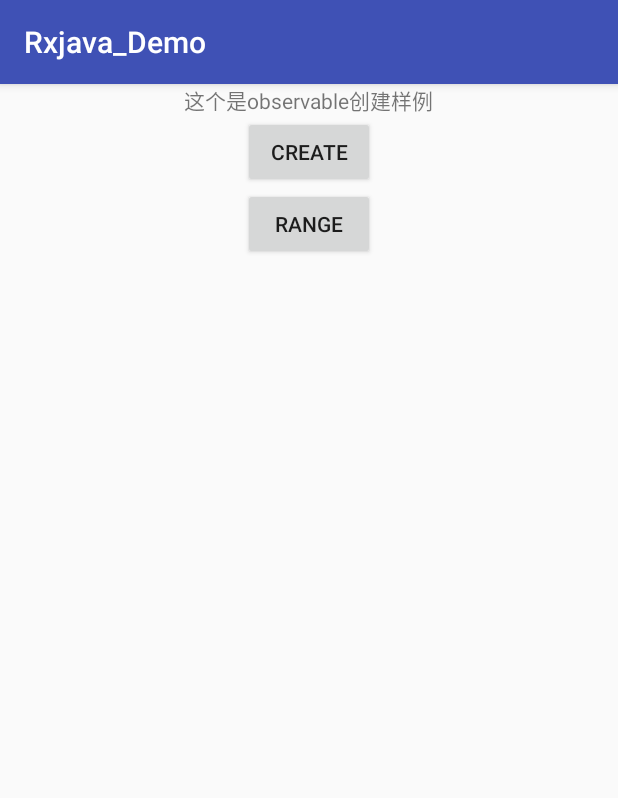
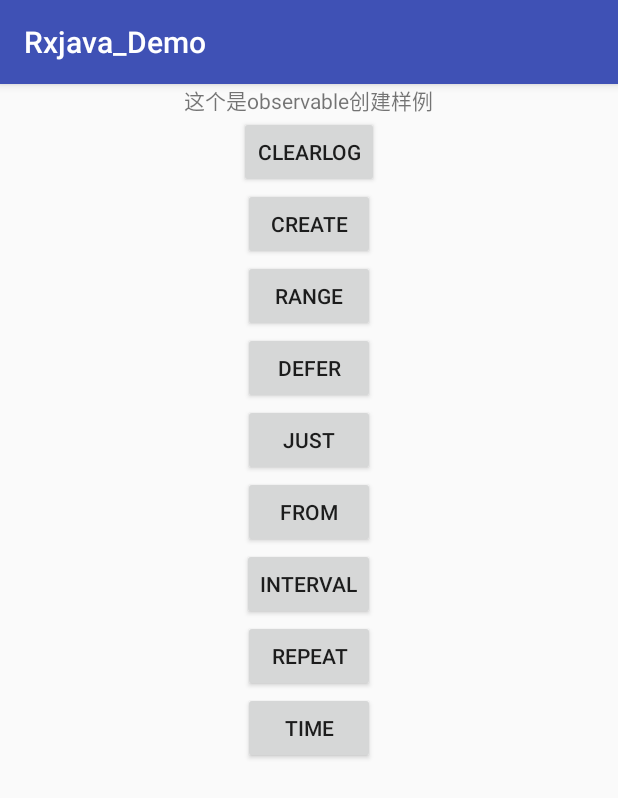
Before and after one commit to cslongjian/android_customview, an Android app: the fragment ObservableCreateFragment shown on its own in the app's theme, on a phone screen of 412 x 824 dp. Shown: the top 798 px of the screen. Run offline under Robolectric (Android 15) with nearby library versions, the phone set to English and light mode, and no system bars; libraries missing offline, so code that uses them is left out: rx.android.schedulers, rx.functions, rx.schedulers; 2 statements that could not run were skipped.

Commit message:
Observable的创建类似样例

```diff
--- a/Rxjava_Demo/app/src/main/java/com/rxjava/chenlongjian/rxjava_demo/fragment/ObservableCreateFragment.java
+++ b/Rxjava_Demo/app/src/main/java/com/rxjava/chenlongjian/rxjava_demo/fragment/ObservableCreateFragment.java
@@ -1,11 +1,13 @@
 package com.rxjava.chenlongjian.rxjava_demo.fragment;
 
 import android.content.Context;
+import android.content.Intent;
 import android.os.Bundle;
 import android.os.Handler;
 import android.os.Looper;
 import android.support.annotation.Nullable;
 import android.support.v4.app.Fragment;
+import android.support.v4.util.TimeUtils;
 import android.view.LayoutInflater;
 import android.view.View;
 import android.view.ViewGroup;
@@ -15,11 +17,14 @@ import android.widget.ListView;
 
 import com.rxjava.chenlongjian.rxjava_demo.R;
 
+import java.sql.Time;
 import java.util.ArrayList;
 import java.util.List;
 import java.util.Random;
+import java.util.concurrent.TimeUnit;
 
 import rx.Observable;
+import rx.Observer;
 import rx.Subscriber;
 import rx.Subscription;
 import rx.android.schedulers.AndroidSchedulers;
@@ -31,8 +36,15 @@ import rx.schedulers.Schedulers;
  */
 public class ObservableCreateFragment extends Fragment implements View.OnClickListener {
 
+    private Button mClearbtn;
     private Button createbtn;
     private Button mRangebtn;
+    private Button mDeferbtn;
+    private Button mJustbtn;
+    private Button mFrombtn;
+    private Button mIntervalbtn;
+    private Button mRepeatbtn;
+    private Button mTimebtn;
 
 
     private LogAdapter _adapter;
@@ -41,61 +53,44 @@ public class ObservableCreateFragment extends Fragment implements View.OnClickLi
 
     private Subscription mSubscription; //用于解绑
 
-    private Subscriber subscriber = new Subscriber() {
-        @Override
-        public void onCompleted() {
-            _log("触发结束条件,或者自动调用");
-        }
-
-        @Override
-        public void onError(Throwable e) {
-            _log(e.toString());
-        }
-
-        @Override
-        public void onNext(Object o) {
-            _log(o.toString());
-
-        }
-    };
-
-    private Subscriber mRangeSubscriber = new Subscriber() {
-        @Override
-        public void onCompleted() {
-            _log("触发结束条件,或者自动调用");
-        }
-
-        @Override
-        public void onError(Throwable e) {
-            _log(e.toString());
-        }
-
-        @Override
-        public void onNext(Object o) {
-            _log("range--:"+o.toString());
-
-        }
-    };
-
-
 
     @Nullable
     @Override
     public View onCreateView(LayoutInflater inflater, @Nullable ViewGroup container, @Nullable Bundle savedInstanceState) {
         View layout = inflater.inflate(R.layout.fragment_observablecreate, container, false);
-
         initView(layout);
-
         return  layout;
     }
 
     void initView(View view)
     {
+
+        mClearbtn = (Button)view.findViewById(R.id.clearlog);
+        mClearbtn.setOnClickListener(this);
+
         createbtn = (Button)view.findViewById(R.id.create);
         createbtn.setOnClickListener(this);
 
         mRangebtn = (Button)view.findViewById(R.id.range);
         mRangebtn.setOnClickListener(this);
+
+        mDeferbtn = (Button)view.findViewById(R.id.defer);
+        mDeferbtn.setOnClickListener(this);
+
+        mJustbtn = (Button)view.findViewById(R.id.just);
+        mJustbtn.setOnClickListener(this);
+
+        mFrombtn = (Button)view.findViewById(R.id.from);
+        mFrombtn.setOnClickListener(this);
+
+        mIntervalbtn = (Button)view.findViewById(R.id.interval);
+        mIntervalbtn.setOnClickListener(this);
+
+        mRepeatbtn = (Button)view.findViewById(R.id.repeat);
+        mRepeatbtn.setOnClickListener(this);
+
+        mTimebtn = (Button)view.findViewById(R.id.time);
+        mTimebtn.setOnClickListener(this);
 
         _logsList = (ListView)view.findViewById(R.id.log_list);
         _setupLogger();
@@ -105,24 +100,55 @@ public class ObservableCreateFragment extends Fragment implements View.OnClickLi
     public void onClick(View v) {
         switch (v.getId())
         {
+            case R.id.clearlog:
+                _clearLogger();
+                break;
+
             case R.id.create:
-                    mSubscription = createObserver()
+                mSubscription = createObservable()
                             .subscribeOn(Schedulers.io()) //设置跑在IO线程，属于后台操作
                             .observeOn(AndroidSchedulers.mainThread()) //设置跑在主线程，用于刷新UI
-                            .subscribe(subscriber);
+                            .subscribe(getObserver());
                 //不设置的情况下，都跑在主线程中。
 //                createObserver().subscribe(subscriber);
                 break;
+
             case R.id.range:
-                    mSubscription =  rangeObserver().subscribe(mRangeSubscriber);
+                mSubscription =  rangeObservable().subscribe(getObserver());
                 break;
+
+            case R.id.defer:
+                deferObservable().subscribe(getObserver());
+                break;
+
+            case R.id.just:
+                justObservable().subscribe(getObserver());
+                break;
+
+            case R.id.from:
+                fromObservable().subscribe(getObserver());
+                break;
+
+            case R.id.interval:
+                intervalObservable().subscribe(getObserver());
+                break;
+
+            case R.id.repeat:
+                repeatObservable().subscribe(getObserver());
+                break;
+
+            case R.id.time:
+                timeObservable().subscribe(getObserver());
+                break;
+
             default:
                 break;
         }
     }
 
 
-    private Observable<Integer> createObserver() {
+//    标准的create创建方式。内部要创建一个订阅者，用于通知
+    private Observable<Integer> createObservable() {
         return Observable.create(new Observable.OnSubscribe<Integer>() {
             @Override
             public void call(Subscriber<? super Integer> subscriber) {
@@ -147,13 +173,14 @@ public class ObservableCreateFragment extends Fragment implements View.OnClickLi
         });
     }
 
-    private Observable<Integer> rangeObserver()
+//    传递5个数，从1开始的整数
+    private Observable<Integer> rangeObservable()
     {
         return Observable.range(1,5);
     }
 
-
-    private Observable<Integer> deferObserver()
+    //当订阅时候才调用创建新的被观察对象
+    private Observable<Integer> deferObservable()
     {
         return Observable.defer(new Func0<Observable<Integer>>() {
             @Override
@@ -170,6 +197,61 @@ public class ObservableCreateFragment extends Fragment implements View.OnClickLi
         });
     }
 
+    //just 发送一个对象，过去。
+    private Observable<Integer> justObservable()
+    {
+        return Observable.just(123123123);
+    }
+
+    //from 将数组或者集合中的对象，一个一个的发送出去。
+    private Observable<Integer> fromObservable()
+    {
+        ArrayList<Integer> arrayList = new ArrayList<Integer>();
+        for (int i = 0 ; i<5; i++)
+        {
+            arrayList.add(i*2+5);
+        }
+        return Observable.from(arrayList);
+    }
+
+    //设置的参数的。每个多少单位时间，发出一个对象，从0开始，（如下设置是，每5S。发出一个。从0开始。）
+    private Observable<Long> intervalObservable()
+    {
+        return  Observable.interval(5, TimeUnit.SECONDS);
+    }
+
+    //重复发送
+    private Observable<Integer> repeatObservable()
+    {
+        return  Observable.just(1).repeat(5);
+    }
+
+
+    //指定多少时间单位后发送一个0。。
+    private Observable<Long> timeObservable()
+    {
+        return Observable.timer(5, TimeUnit.SECONDS);
+    }
+
+   private Observer<Object> getObserver()
+   {
+       return new Observer<Object>() {
+           @Override
+           public void onCompleted() {
+               _log("----触发完成条件----");
+           }
+
+           @Override
+           public void onError(Throwable e) {
+
+           }
+
+           @Override
+           public void onNext(Object o) {
+               _log("onNext----:"+o.toString());
+           }
+       };
+   }
 
     ///log日志 部分
     private void _log(String logMsg) {
@@ -199,13 +281,20 @@ public class ObservableCreateFragment extends Fragment implements View.OnClickLi
         _logsList.setAdapter(_adapter);
     }
 
+    private void _clearLogger()
+    {
+        if (_logs.size()>0) {
+            _logs.clear();
+            _adapter.clear();
+            _adapter.addAll(_logs);
+        }
+    }
+
     private boolean _isCurrentlyOnMainThread() {
         return Looper.myLooper() == Looper.getMainLooper();
     }
 
-
-    private class LogAdapter
-            extends ArrayAdapter<String> {
+    private class LogAdapter extends ArrayAdapter<String> {
 
         public LogAdapter(Context context, List<String> logs) {
             super(context, R.layout.item_log, R.id.item_log, logs);
--- a/Rxjava_Demo/app/src/main/res/layout/fragment_observablecreate.xml
+++ b/Rxjava_Demo/app/src/main/res/layout/fragment_observablecreate.xml
@@ -2,6 +2,10 @@
 <LinearLayout xmlns:android="http://schemas.android.com/apk/res/android"
     android:layout_width="match_parent"
     android:layout_height="match_parent">
+
+    <ScrollView
+        android:layout_width="match_parent"
+        android:layout_height="match_parent">
 
     <LinearLayout
         android:layout_width="match_parent"
@@ -13,6 +17,14 @@
             android:layout_height="wrap_content"
             android:layout_gravity="center"
             android:text="这个是observable创建样例" />
+
+        <Button
+            android:id="@+id/clearlog"
+            android:layout_width="wrap_content"
+            android:layout_height="wrap_content"
+            android:layout_gravity="center"
+            android:text="clearlog"/>
+
 
         <Button
             android:id="@+id/create"
@@ -28,12 +40,57 @@
             android:layout_gravity="center"
             android:text="range"/>
 
+        <Button
+            android:id="@+id/defer"
+            android:layout_width="wrap_content"
+            android:layout_height="wrap_content"
+            android:layout_gravity="center"
+            android:text="defer"/>
+
+        <Button
+            android:id="@+id/just"
+            android:layout_width="wrap_content"
+            android:layout_height="wrap_content"
+            android:layout_gravity="center"
+            android:text="just"/>
+
+        <Button
+            android:id="@+id/from"
+            android:layout_width="wrap_content"
+            android:layout_height="wrap_content"
+            android:layout_gravity="center"
+            android:text="from"/>
+
+        <Button
+            android:id="@+id/interval"
+            android:layout_width="wrap_content"
+            android:layout_height="wrap_content"
+            android:layout_gravity="center"
+            android:text="Interval"/>
+
+        <Button
+            android:id="@+id/repeat"
+            android:layout_width="wrap_content"
+            android:layout_height="wrap_content"
+            android:layout_gravity="center"
+            android:text="repeat"/>
+        <Button
+            android:id="@+id/time"
+            android:layout_width="wrap_content"
+            android:layout_height="wrap_content"
+            android:layout_gravity="center"
+            android:text="time"/>
+
+
 
         <ListView
             android:id="@+id/log_list"
-            android:layout_width="wrap_content"
-            android:layout_height="wrap_content"></ListView>
+            android:layout_weight="1"
+            android:layout_width="match_parent"
+            android:layout_height="300dp"/>
 
     </LinearLayout>
 
+    </ScrollView>
+
 </LinearLayout>
```
